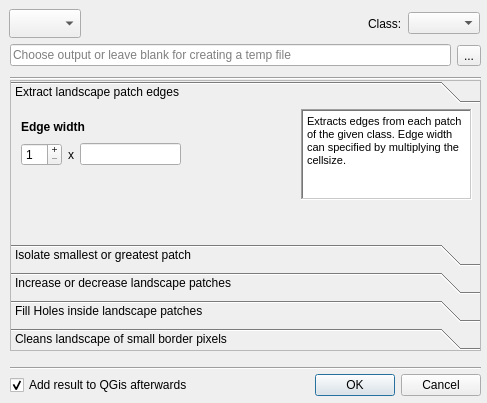
Above: ui/dlg_LandscapeModifier.ui from Martin-Jung/LecoS before the change. Below: the same form after it.
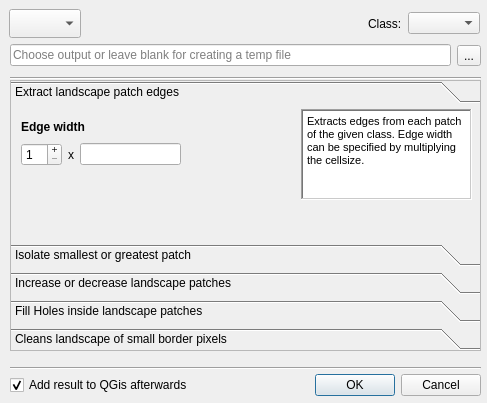
That is the form after the change. Icons and pictures are not drawn.

The edit to the form file:
```diff
--- a/ui/dlg_LandscapeModifier.ui
+++ b/ui/dlg_LandscapeModifier.ui
@@ -182,7 +182,7 @@
 &lt;html&gt;&lt;head&gt;&lt;meta name=&quot;qrichtext&quot; content=&quot;1&quot; /&gt;&lt;style type=&quot;text/css&quot;&gt;
 p, li { white-space: pre-wrap; }
 &lt;/style&gt;&lt;/head&gt;&lt;body style=&quot; font-family:'Sans'; font-size:10pt; font-weight:400; font-style:normal;&quot;&gt;
-&lt;p style=&quot; margin-top:0px; margin-bottom:0px; margin-left:0px; margin-right:0px; -qt-block-indent:0; text-indent:0px;&quot;&gt;&lt;span style=&quot; font-size:8pt;&quot;&gt;Extracts edges from each patch of the given class. Edge width can specified by multiplying the cellsize.&lt;/span&gt;&lt;/p&gt;&lt;/body&gt;&lt;/html&gt;</string>
+&lt;p style=&quot; margin-top:0px; margin-bottom:0px; margin-left:0px; margin-right:0px; -qt-block-indent:0; text-indent:0px;&quot;&gt;&lt;span style=&quot; font-size:8pt;&quot;&gt;Extracts edges from each patch of the given class. Edge width can be specified by multiplying the cellsize.&lt;/span&gt;&lt;/p&gt;&lt;/body&gt;&lt;/html&gt;</string>
      </property>
      <property name="textInteractionFlags">
       <set>Qt::NoTextInteraction</set>
```
Left out of the diff: 2 changed lines with no effect on the pictures.
